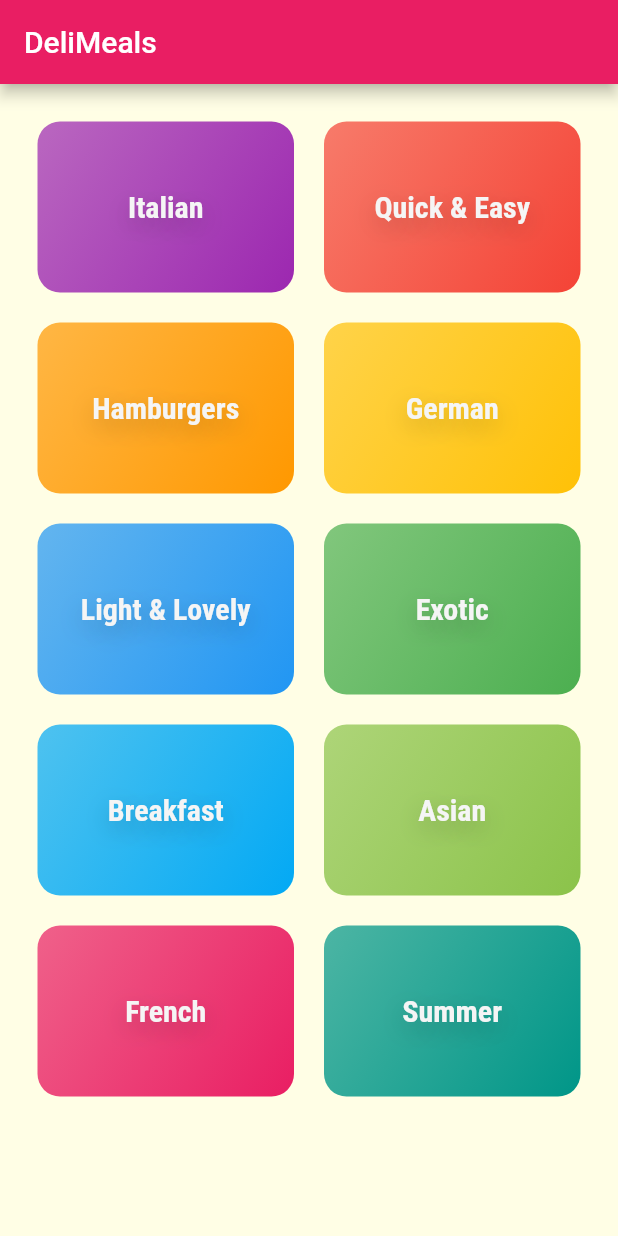
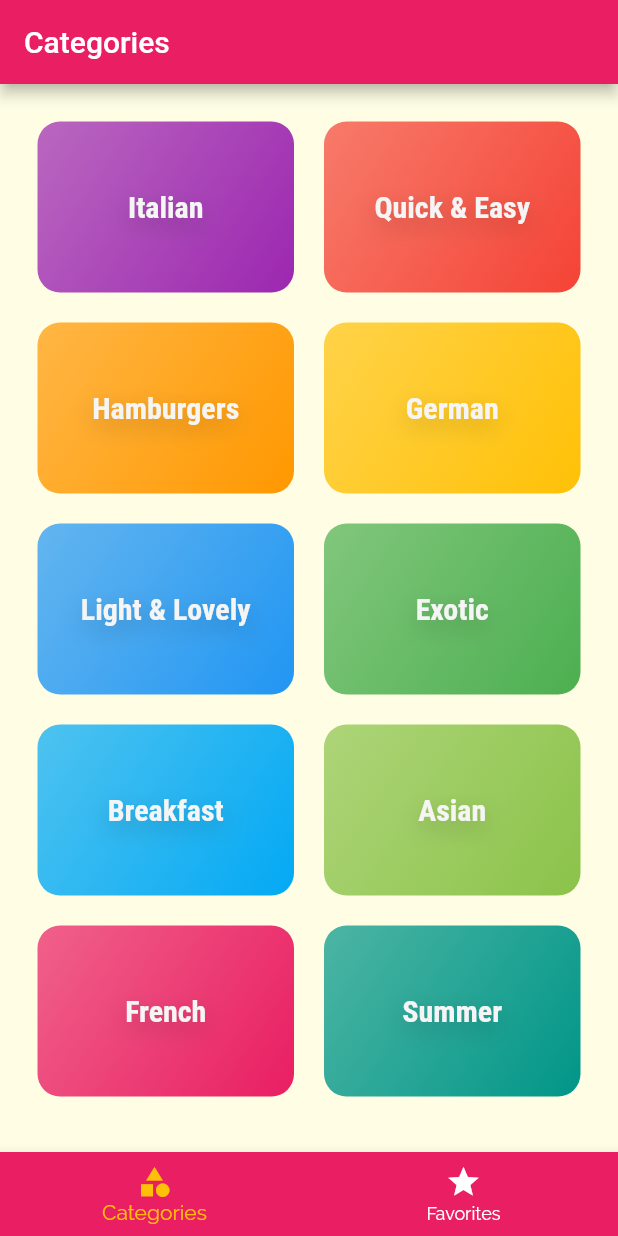
Before and after one commit to SJovis/flutter_recipes_app, a Flutter app: the screen it shows after launch, on a phone screen of 412 x 824 dp. Run offline on Flutter 3.47's test engine with Material 2 defaults, Android fonts, the phone set to English and light mode, and no system bars.

```diff
--- a/lib/main.dart
+++ b/lib/main.dart
@@ -1,4 +1,5 @@
 import 'package:flutter/material.dart';
+import 'package:meal_app/screens/tabs_screen.dart';
 
 import './screens/meal_detail_screen.dart';
 import './screens/categories_screen.dart';
@@ -35,7 +36,7 @@ class MyApp extends StatelessWidget {
       // home: const CategoriesScreen(),
       initialRoute: '/',
       routes: {
-        '/': (context) => const CategoriesScreen(),
+        '/': (context) => const TabsScreen(),
         CategoryMealsScreen.routeName: (context) => const CategoryMealsScreen(),
         MealDetailScreen.routeName: (context) => const MealDetailScreen(),
       },
--- a/lib/screens/categories_screen.dart
+++ b/lib/screens/categories_screen.dart
@@ -8,11 +8,7 @@ class CategoriesScreen extends StatelessWidget {
 
   @override
   Widget build(BuildContext context) {
-    return Scaffold(
-      appBar: AppBar(
-        title: const Text('DeliMeals'),
-      ),
-      body: GridView(
+    return GridView(
       padding: const EdgeInsets.all(25),
       gridDelegate: const SliverGridDelegateWithMaxCrossAxisExtent(
         maxCrossAxisExtent: 200,
@@ -23,7 +19,6 @@ class CategoriesScreen extends StatelessWidget {
       children: DUMMY_CATEGORIES.map((ctg) {
         return CategoryItem(id: ctg.id, title: ctg.title, color: ctg.color);
       }).toList(),
-      ),
     );
   }
 }
--- a/lib/screens/meal_detail_screen.dart
+++ b/lib/screens/meal_detail_screen.dart
@@ -45,7 +45,7 @@ class MealDetailScreen extends StatelessWidget {
       body: SingleChildScrollView(
         child: Column(
           children: [
-            Container(
+            SizedBox(
               height: 300,
               width: double.infinity,
               child: Image.network(
@@ -79,12 +79,12 @@ class MealDetailScreen extends StatelessWidget {
                         backgroundColor: Theme.of(context).colorScheme.primary,
                         child: Text(
                           '#${(index + 1)}',
-                          style: TextStyle(color: Colors.white),
+                          style: const TextStyle(color: Colors.white),
                         ),
                       ),
                       title: Text(selectedMeal.steps[index]),
                     ),
-                    Divider(),
+                    const Divider(),
                   ]);
                 },
               ),
--- /dev/null
+++ b/lib/screens/tabs_screen.dart
@@ -0,0 +1,52 @@
+import 'package:flutter/material.dart';
+import './categories_screen.dart';
+
+import './favorites_screen.dart';
+
+class TabsScreen extends StatefulWidget {
+  const TabsScreen({super.key});
+
+  @override
+  State<TabsScreen> createState() => _TabsScreenState();
+}
+
+class _TabsScreenState extends State<TabsScreen> {
+  final List<Map<String, Object>> _pages = const [
+    {'page': CategoriesScreen(), 'title': 'Categories'},
+    {'page': FavoritesScreen(), 'title': 'Favorites'}
+  ];
+
+  int _selectedPageIndex = 0;
+
+  void _selectPage(int index) {
+    setState(() {
+      _selectedPageIndex = index;
+    });
+  }
+
+  @override
+  Widget build(BuildContext context) {
+    return Scaffold(
+        appBar: AppBar(
+          title: Text(_pages[_selectedPageIndex]['title'] as String),
+        ),
+        body: _pages[_selectedPageIndex]['page'] as Widget,
+        bottomNavigationBar: BottomNavigationBar(
+          onTap: _selectPage,
+          backgroundColor: Theme.of(context).colorScheme.primary,
+          unselectedItemColor: Colors.white,
+          selectedItemColor: Theme.of(context).colorScheme.secondary,
+          currentIndex: _selectedPageIndex,
+          items: const [
+            BottomNavigationBarItem(
+              icon: Icon(Icons.category),
+              label: 'Categories',
+            ),
+            BottomNavigationBarItem(
+              icon: Icon(Icons.star),
+              label: 'Favorites',
+            ),
+          ],
+        ));
+  }
+}
```
Also changed, not shown: lib/screens/favorites_screen.dart (added, +12 -0 lines). Lines whose indentation alone changed are shown as unchanged.
